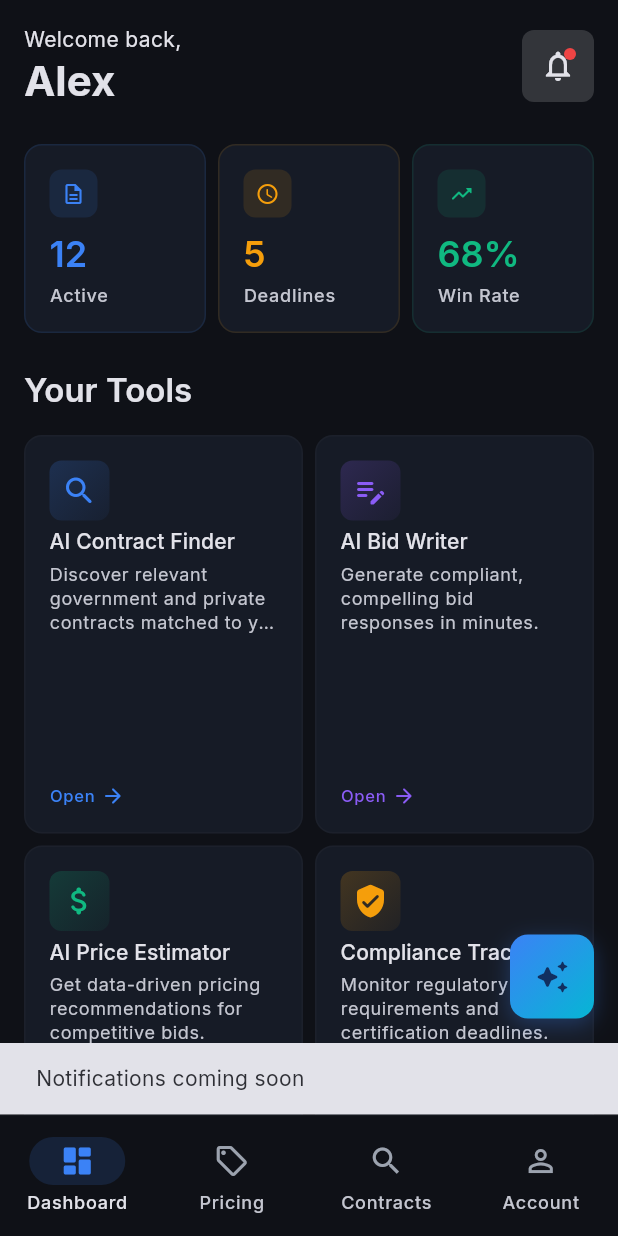
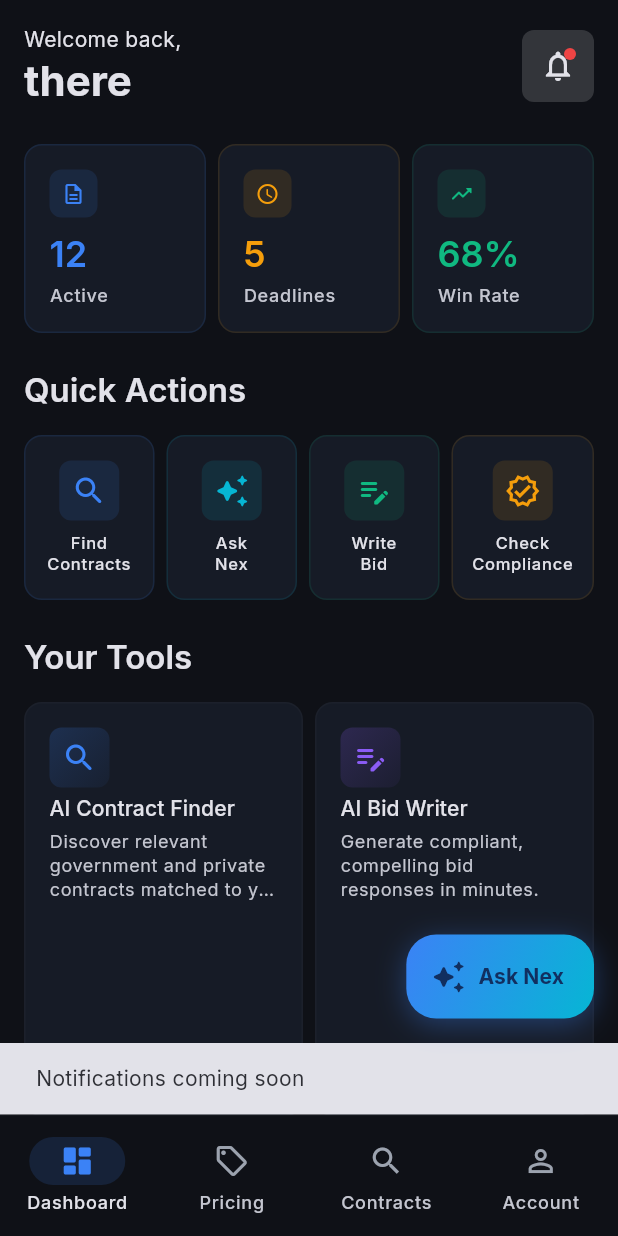
Before and after one commit to germainlouiky/primio-KoreNex-c22eb863, a Flutter app: the DashboardScreen screen opened by its route, after a tap on the "notifications" icon, on a phone screen of 412 x 824 dp. Run offline on Flutter 3.47's test engine with Material 3 defaults, Android fonts, the phone set to English and light mode, and no system bars; our stand-ins replace go_router, google_fonts, shared_preferences, supabase_flutter; accounts and stored records are empty.

Commit message:
feat: enhance dashboard, chat, and subscription checkout workflows
Integrate Stripe checkout via Supabase Edge Functions, add a "Remember me" option to login, and introduce new dashboard widgets and interactive AI assistant responses.

Primio-revision: 1f19ae3d-ec25-6f10-811f-e45ebd01abe8

```diff
--- a/lib/providers/dashboard_provider.dart
+++ b/lib/providers/dashboard_provider.dart
@@ -1,4 +1,5 @@
 import 'package:flutter/foundation.dart';
+import 'package:supabase_flutter/supabase_flutter.dart';
 import '../models/tool_item.dart';
 import '../services/procurement_service.dart';
 
@@ -10,8 +11,15 @@
   List<ToolItem> _tools = [];
   List<ToolItem> get tools => _tools;
 
-  String _userName = 'Alex';
-  String get userName => _userName;
+  String get userName {
+    final user = Supabase.instance.client.auth.currentUser;
+    if (user == null) return 'there';
+    final email = user.email ?? '';
+    // Use the part before @ as a friendly name
+    final name = email.split('@').first;
+    if (name.isEmpty) return 'there';
+    return name[0].toUpperCase() + name.substring(1);
+  }
 
   int _activeProposals = 12;
   int get activeProposals => _activeProposals;
@@ -24,7 +32,6 @@
 
   void loadDashboard() {
     _tools = _service.getTools();
-    _userName = 'Alex';
     _activeProposals = 12;
     _upcomingDeadlines = 5;
     _winRate = 68.0;
--- a/lib/screens/dashboard_screen.dart
+++ b/lib/screens/dashboard_screen.dart
@@ -3,6 +3,8 @@
 import '../providers/dashboard_provider.dart';
 import '../theme/theme.dart';
 import '../widgets/dashboard/dashboard_header.dart';
+import '../widgets/dashboard/quick_actions.dart';
+import '../widgets/dashboard/recent_activity.dart';
 import '../widgets/dashboard/stats_row.dart';
 import '../widgets/dashboard/tools_grid.dart';
 
@@ -28,8 +30,12 @@
                 winRate: provider.winRate,
               ),
               const SizedBox(height: AppTheme.spacingLg),
+              const QuickActions(),
+              const SizedBox(height: AppTheme.spacingLg),
               ToolsGrid(tools: provider.tools),
               const SizedBox(height: AppTheme.spacingLg),
+              const RecentActivity(),
+              const SizedBox(height: AppTheme.spacingXl),
             ],
           ),
         ),
--- a/lib/screens/shell_screen.dart
+++ b/lib/screens/shell_screen.dart
@@ -16,7 +16,7 @@
       body: navigationShell,
       floatingActionButton: Container(
         decoration: BoxDecoration(
-          borderRadius: BorderRadius.circular(AppTheme.radiusMedium),
+          borderRadius: BorderRadius.circular(AppTheme.radiusXl),
           gradient: LinearGradient(
             begin: Alignment.topLeft,
             end: Alignment.bottomRight,
@@ -24,13 +24,13 @@
           ),
           boxShadow: [
             BoxShadow(
-              color: colors.primary.withOpacity(0.3),
-              blurRadius: 12,
+              color: colors.primary.withOpacity(0.35),
+              blurRadius: 16,
               offset: const Offset(0, 4),
             ),
           ],
         ),
-        child: FloatingActionButton(
+        child: FloatingActionButton.extended(
           heroTag: 'nex_fab',
           onPressed: () => context.push('/nex'),
           backgroundColor: Colors.transparent,
@@ -39,12 +39,19 @@
           focusElevation: 0,
           highlightElevation: 0,
           shape: RoundedRectangleBorder(
-            borderRadius: BorderRadius.circular(AppTheme.radiusMedium),
+            borderRadius: BorderRadius.circular(AppTheme.radiusXl),
           ),
-          child: Icon(
+          icon: Icon(
             Icons.auto_awesome_rounded,
             color: colors.onPrimary,
             size: AppTheme.iconMd,
+          ),
+          label: Text(
+            'Ask Nex',
+            style: Theme.of(context).textTheme.labelLarge?.copyWith(
+              color: colors.onPrimary,
+              fontWeight: FontWeight.w700,
+            ),
           ),
         ),
       ),
--- /dev/null
+++ b/lib/widgets/dashboard/quick_actions.dart
@@ -0,0 +1,119 @@
+import 'package:flutter/material.dart';
+import 'package:go_router/go_router.dart';
+import '../../theme/theme.dart';
+
+class _QuickAction {
+  final String label;
+  final IconData icon;
+  final Color Function(ColorScheme, AppColorsExtension) colorFn;
+  final void Function(BuildContext) onTap;
+
+  const _QuickAction({
+    required this.label,
+    required this.icon,
+    required this.colorFn,
+    required this.onTap,
+  });
+}
+
+class QuickActions extends StatelessWidget {
+  const QuickActions({super.key});
+
+  @override
+  Widget build(BuildContext context) {
+    final text = Theme.of(context).textTheme;
+    final colors = Theme.of(context).colorScheme;
+    final appColors = Theme.of(context).extension<AppColorsExtension>()!;
+
+    final actions = <_QuickAction>[
+      _QuickAction(
+        label: 'Find\nContracts',
+        icon: Icons.search_rounded,
+        colorFn: (c, a) => c.primary,
+        onTap: (ctx) => ctx.go('/contracts'),
+      ),
+      _QuickAction(
+        label: 'Ask\nNex',
+        icon: Icons.auto_awesome_rounded,
+        colorFn: (c, a) => c.tertiary,
+        onTap: (ctx) => ctx.push('/nex'),
+      ),
+      _QuickAction(
+        label: 'Write\nBid',
+        icon: Icons.edit_note_rounded,
+        colorFn: (c, a) => a.success,
+        onTap: (ctx) => ScaffoldMessenger.of(ctx).showSnackBar(
+          const SnackBar(content: Text('Opening Bid Writer...')),
+        ),
+      ),
+      _QuickAction(
+        label: 'Check\nCompliance',
+        icon: Icons.verified_outlined,
+        colorFn: (c, a) => a.warning,
+        onTap: (ctx) => ScaffoldMessenger.of(ctx).showSnackBar(
+          const SnackBar(content: Text('Opening Compliance Checker...')),
+        ),
+      ),
+    ];
+
+    return Column(
+      crossAxisAlignment: CrossAxisAlignment.start,
+      children: [
+        Text('Quick Actions', style: text.titleLarge),
+        const SizedBox(height: AppTheme.spacingMd),
+        Row(
+          children: actions.map((action) {
+            final accentColor = action.colorFn(colors, appColors);
+            return Expanded(
+              child: Padding(
+                padding: EdgeInsets.only(
+                  right: action == actions.last ? 0 : AppTheme.spacingSm,
+                ),
+                child: GestureDetector(
+                  onTap: () => action.onTap(context),
+                  child: AnimatedContainer(
+                    duration: const Duration(milliseconds: 150),
+                    padding: const EdgeInsets.symmetric(
+                      vertical: AppTheme.spacingMd,
+                      horizontal: AppTheme.spacingSm,
+                    ),
+                    decoration: BoxDecoration(
+                      color: appColors.toolCardBg,
+                      borderRadius: BorderRadius.circular(AppTheme.radiusMedium),
+                      border: Border.all(
+                        color: accentColor.withOpacity(AppTheme.opacityOverlay),
+                      ),
+                    ),
+                    child: Column(
+                      mainAxisSize: MainAxisSize.min,
+                      children: [
+                        Container(
+                          padding: const EdgeInsets.all(AppTheme.spacingSm),
+                          decoration: BoxDecoration(
+                            color: accentColor.withOpacity(AppTheme.opacityOverlay),
+                            borderRadius: BorderRadius.circular(AppTheme.radiusSmall),
+                          ),
+                          child: Icon(action.icon, color: accentColor, size: AppTheme.iconMd),
+                        ),
+                        const SizedBox(height: AppTheme.spacingSm),
+                        Text(
+                          action.label,
+                          textAlign: TextAlign.center,
+                          style: text.labelSmall?.copyWith(
+                            color: colors.onSurface,
+                            height: 1.3,
+                          ),
+                          maxLines: 2,
+                        ),
+                      ],
+                    ),
+                  ),
+                ),
+              ),
+            );
+          }).toList(),
+        ),
+      ],
+    );
+  }
+}
--- /dev/null
+++ b/lib/widgets/dashboard/recent_activity.dart
@@ -0,0 +1,155 @@
+import 'package:flutter/material.dart';
+import '../../theme/theme.dart';
+
+class _ActivityItem {
+  final String title;
+  final String subtitle;
+  final String time;
+  final IconData icon;
+  final Color Function(AppColorsExtension) colorFn;
+
+  const _ActivityItem({
+    required this.title,
+    required this.subtitle,
+    required this.time,
+    required this.icon,
+    required this.colorFn,
+  });
+}
+
+final _activities = <_ActivityItem>[
+  _ActivityItem(
+    title: 'New contract match',
+    subtitle: 'USAF IT Modernization — \$4.2M',
+    time: '2m ago',
+    icon: Icons.article_outlined,
+    colorFn: (c) => c.success,
+  ),
+  _ActivityItem(
+    title: 'Bid deadline approaching',
+    subtitle: 'VA Health Records System — Due in 3 days',
+    time: '1h ago',
+    icon: Icons.schedule_rounded,
+    colorFn: (c) => c.warning,
+  ),
+  _ActivityItem(
+    title: 'Proposal submitted',
+    subtitle: 'DHS Cybersecurity Assessment — \$1.5M',
+    time: '3h ago',
+    icon: Icons.check_circle_outline_rounded,
+    colorFn: (c) => c.success,
+  ),
+  _ActivityItem(
+    title: 'Set-aside alert',
+    subtitle: '8(a) opportunity in your NAICS codes',
+    time: '5h ago',
+    icon: Icons.star_outline_rounded,
+    colorFn: (c) => c.warning,
+  ),
+  _ActivityItem(
+    title: 'Compliance review complete',
+    subtitle: 'DOD Cloud Migration — No issues found',
+    time: 'Yesterday',
+    icon: Icons.verified_outlined,
+    colorFn: (c) => c.success,
+  ),
+];
+
+class RecentActivity extends StatelessWidget {
+  const RecentActivity({super.key});
+
+  @override
+  Widget build(BuildContext context) {
+    final text = Theme.of(context).textTheme;
+    final colors = Theme.of(context).colorScheme;
+    final appColors = Theme.of(context).extension<AppColorsExtension>()!;
+
+    return Column(
+      crossAxisAlignment: CrossAxisAlignment.start,
+      children: [
+        Row(
+          children: [
+            Expanded(child: Text('Recent Activity', style: text.titleLarge)),
+            TextButton(
+              onPressed: () => ScaffoldMessenger.of(context).showSnackBar(
+                const SnackBar(content: Text('Full activity log coming soon')),
+              ),
+              child: Text(
+                'View all',
+                style: text.labelMedium?.copyWith(color: colors.primary),
+              ),
+            ),
+          ],
+        ),
+        const SizedBox(height: AppTheme.spacingSm),
+        Container(
+          decoration: BoxDecoration(
+            color: appColors.toolCardBg,
+            borderRadius: BorderRadius.circular(AppTheme.radiusMedium),
+            border: Border.all(
+              color: colors.outlineVariant.withOpacity(AppTheme.opacityOverlay),
+            ),
+          ),
+          child: ListView.separated(
+            shrinkWrap: true,
+            physics: const NeverScrollableScrollPhysics(),
+            itemCount: _activities.length,
+            separatorBuilder: (_, __) => Divider(
+              height: 1,
+              thickness: 1,
+              color: colors.outlineVariant.withOpacity(AppTheme.opacityOverlay),
+            ),
+            itemBuilder: (context, index) {
+              final item = _activities[index];
+              final accentColor = item.colorFn(appColors);
+              return Padding(
+                padding: const EdgeInsets.symmetric(
+                  horizontal: AppTheme.spacingMd,
+                  vertical: AppTheme.spacingMd,
+                ),
+                child: Row(
+                  children: [
+                    Container(
+                      padding: const EdgeInsets.all(AppTheme.spacingSm),
+                      decoration: BoxDecoration(
+                        color: accentColor.withOpacity(AppTheme.opacityOverlay),
+                        borderRadius: BorderRadius.circular(AppTheme.radiusSmall),
+                      ),
+                      child: Icon(item.icon, color: accentColor, size: AppTheme.iconSm),
+                    ),
+                    const SizedBox(width: AppTheme.spacingMd),
+                    Expanded(
+                      child: Column(
+                        crossAxisAlignment: CrossAxisAlignment.start,
+                        children: [
+                          Text(
+                            item.title,
+                            style: text.bodyMedium?.copyWith(fontWeight: FontWeight.w600),
+                            maxLines: 1,
+                            overflow: TextOverflow.ellipsis,
+                          ),
+                          const SizedBox(height: AppTheme.spacingXs),
+                          Text(
+                            item.subtitle,
+                            style: text.bodySmall,
+                            maxLines: 1,
+                            overflow: TextOverflow.ellipsis,
+                          ),
+                        ],
+                      ),
+                    ),
+                    const SizedBox(width: AppTheme.spacingSm),
+                    Text(
+                      item.time,
+                      style: text.labelSmall?.copyWith(color: appColors.subtleText),
+                    ),
+                  ],
+                ),
+              );
+            },
+          ),
+        ),
+      ],
+    );
+  }
+}
```
Also changed, not shown: lib/providers/nex_provider.dart (+121 -15 lines), lib/screens/login_screen.dart (+80 -9 lines), lib/screens/pricing_detail_screen.dart (+73 -13 lines).
